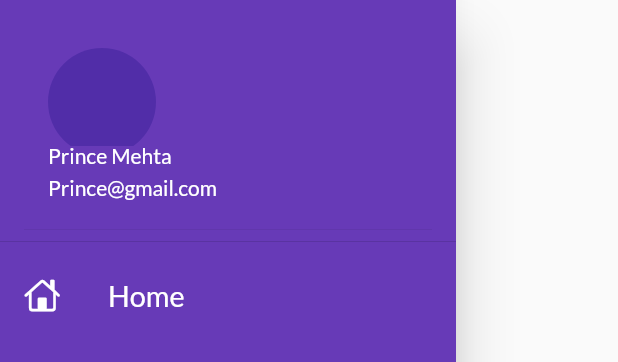
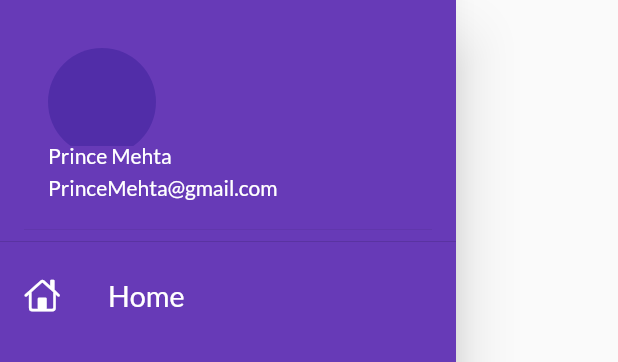
Before and after one commit to Princekumar-Mehta/Flutter_Internship, a Flutter app: the MyDrawer widget shown alone on an empty page, opened directly, on a phone screen of 412 x 824 dp. Shown: the top 362 px of the screen. Run offline on Flutter 3.47's test engine with Material 2 defaults, Android fonts, the phone set to English and light mode, and no system bars; our stand-ins replace google_fonts.

```diff
--- a/lib/widgets/drawer.dart
+++ b/lib/widgets/drawer.dart
@@ -16,7 +16,7 @@ class MyDrawer extends StatelessWidget {
                   child: UserAccountsDrawerHeader(
                     margin: EdgeInsets.zero,
                     accountName: Text('Prince Mehta'),
-                    accountEmail:Text('Prince@gmail.com'),
+                    accountEmail:Text('PrinceMehta@gmail.com'),
                     currentAccountPicture: CircleAvatar(
                      // backgroundImage: NetworkImage(imageURL),
                     ),
```
